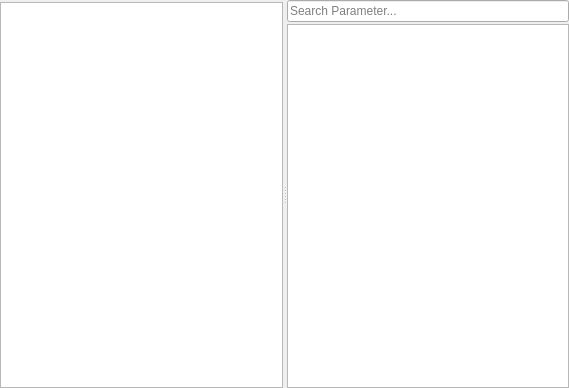
Old version of the form src/option/paramconfigeditor.ui in the repository GAMS-dev/studio.
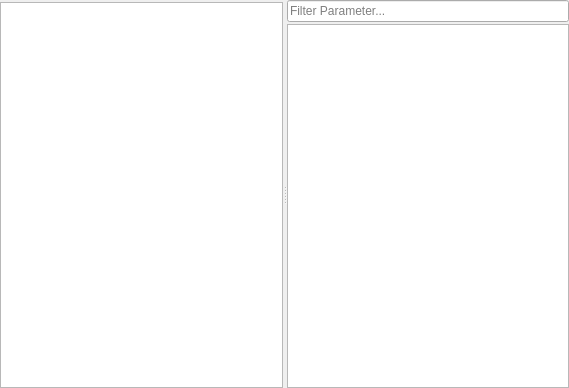
New version of the form. Icons and pictures are not drawn. Custom widgets are drawn as their Qt base class.

Commit message: replaced lineEdit in CommandLine with FilterLineEdit to have the same clear button. Fixed tooltips

```diff
--- a/src/option/paramconfigeditor.ui
+++ b/src/option/paramconfigeditor.ui
@@ -91,7 +91,7 @@
        <item>
         <widget class="gams::studio::FilterLineEdit" name="paramCfgDefSearch">
          <property name="placeholderText">
-          <string>Search Parameter...</string>
+          <string>Filter Parameter...</string>
          </property>
         </widget>
        </item>
```
The commit also changes 6 other files.
